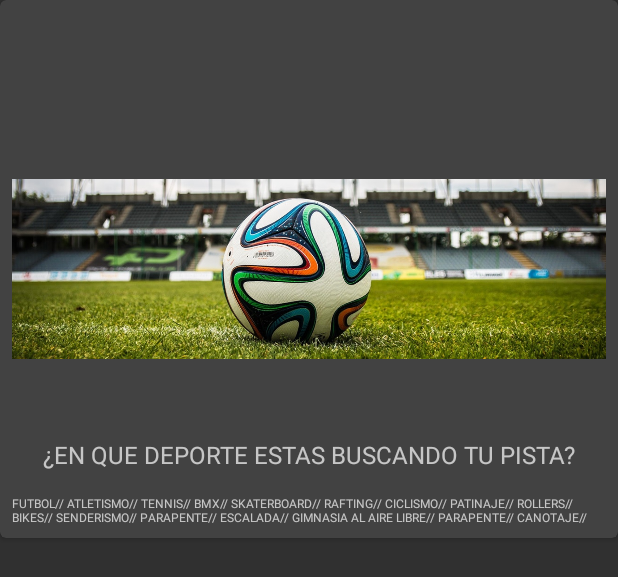
After one commit to Crist-C/MinTicApp, an Android app: the layout cardview_pistasrv.xml on its own in the app's theme, with its tools: preview values and no code run, on a phone screen of 412 x 824 dp. The commit adds this screen. Shown: the top 577 px of the screen. Run offline under Robolectric (Android 15) with nearby library versions, the phone set to English and light mode, and no system bars.

Commit message:
Diana Rodriguez realize la interfaz de pistas.

```diff
--- a/MinTicTesting/app/src/main/AndroidManifest.xml
+++ b/MinTicTesting/app/src/main/AndroidManifest.xml
@@ -9,6 +9,9 @@
         android:roundIcon="@mipmap/ic_launcher_round"
         android:supportsRtl="true"
         android:theme="@style/Theme.MinTicTesting">
+        <activity
+            android:name=".PistasRV"
+            android:exported="false" />
         <activity
             android:name=".regininfoPersonal"
             android:exported="false" />
--- /dev/null
+++ b/MinTicTesting/app/src/main/java/com/example/mintictesting/PistasRV.java
@@ -0,0 +1,14 @@
+package com.example.mintictesting;
+
+import androidx.appcompat.app.AppCompatActivity;
+
+import android.os.Bundle;
+
+public class PistasRV extends AppCompatActivity {
+
+    @Override
+    protected void onCreate(Bundle savedInstanceState) {
+        super.onCreate(savedInstanceState);
+        setContentView(R.layout.activity_pistasrv);
+    }
+}
--- /dev/null
+++ b/MinTicTesting/app/src/main/res/layout/activity_pistasrv.xml
@@ -0,0 +1,18 @@
+<?xml version="1.0" encoding="utf-8"?>
+<androidx.constraintlayout.widget.ConstraintLayout xmlns:android="http://schemas.android.com/apk/res/android"
+    xmlns:app="http://schemas.android.com/apk/res-auto"
+    xmlns:tools="http://schemas.android.com/tools"
+    android:layout_width="match_parent"
+    android:layout_height="match_parent"
+    tools:context=".PistasRV">
+
+    <androidx.recyclerview.widget.RecyclerView
+        android:id="@+id/rv_inicio"
+        android:layout_width="match_parent"
+        android:layout_height="match_parent"
+        app:layout_constraintBottom_toBottomOf="parent"
+        app:layout_constraintEnd_toEndOf="parent"
+        app:layout_constraintStart_toStartOf="parent"
+        app:layout_constraintTop_toTopOf="parent" />
+
+</androidx.constraintlayout.widget.ConstraintLayout>
--- /dev/null
+++ b/MinTicTesting/app/src/main/res/layout/cardview_pistasrv.xml
@@ -0,0 +1,63 @@
+<?xml version="1.0" encoding="utf-8"?>
+<androidx.cardview.widget.CardView xmlns:android="http://schemas.android.com/apk/res/android"
+    xmlns:app="http://schemas.android.com/apk/res-auto"
+    xmlns:tools="http://schemas.android.com/tools"
+    android:id="@+id/cv_pistasrv"
+    android:layout_width="match_parent"
+    android:layout_height="wrap_content"
+    app:cardCornerRadius="@dimen/radius">
+
+    <androidx.constraintlayout.widget.ConstraintLayout
+        android:layout_width="match_parent"
+        android:layout_height="match_parent"
+        android:padding="@dimen/minimo">
+
+
+        <ImageView
+            android:id="@+id/iv_foto"
+            android:layout_width="wrap_content"
+            android:layout_height="120dp"
+            android:layout_marginTop="8dp"
+            android:layout_marginBottom="8dp"
+            android:scaleType="centerCrop"
+            android:src="@drawable/soccerbalon"
+            app:layout_constraintBottom_toBottomOf="parent"
+            app:layout_constraintEnd_toEndOf="parent"
+            app:layout_constraintStart_toStartOf="parent"
+            app:layout_constraintTop_toTopOf="parent" />
+
+
+        <TextView
+            android:id="@+id/tv_nombre"
+            android:layout_width="wrap_content"
+            android:layout_height="wrap_content"
+            android:layout_marginTop="16dp"
+            android:text="@string/nombre"
+            android:textSize="16sp"
+            app:layout_constraintBottom_toBottomOf="parent"
+            app:layout_constraintEnd_toEndOf="parent"
+            app:layout_constraintStart_toStartOf="parent"
+            app:layout_constraintTop_toBottomOf="@id/iv_foto" />
+
+        <TextView
+            android:id="@+id/tv_Caracteristicas"
+            android:layout_width="wrap_content"
+            android:layout_height="wrap_content"
+            android:layout_marginTop="16dp"
+            android:text="@string/Caracteristicas"
+            android:textSize="8dp"
+            app:layout_constraintBottom_toBottomOf="parent"
+            app:layout_constraintEnd_toEndOf="parent"
+            app:layout_constraintStart_toStartOf="parent"
+            app:layout_constraintTop_toBottomOf="@id/tv_nombre" />
+
+
+
+
+
+    </androidx.constraintlayout.widget.ConstraintLayout>
+
+
+
+
+</androidx.cardview.widget.CardView>
--- a/MinTicTesting/app/src/main/res/values/dimens.xml
+++ b/MinTicTesting/app/src/main/res/values/dimens.xml
@@ -5,4 +5,8 @@
     <dimen name="middleUpSpace">24</dimen>
     <dimen name="shortSpace">8dp</dimen>
     <dimen name="xlongSpace">64dp</dimen>
+    <dimen name="minimo">8dp</dimen>
+    <dimen name="radius">4dp</dimen>
+    <dimen name="minimo">8dp</dimen>
+    <dimen name="radius">4dp</dimen>
 </resources>
--- a/MinTicTesting/app/src/main/res/values/strings.xml
+++ b/MinTicTesting/app/src/main/res/values/strings.xml
@@ -10,4 +10,9 @@
     <string name="registroButtonText">Registro</string>
     <string name="rg_nombre_de_usuario">Nombre de Usuario</string>
     <string name="rgcorreo">Correo</string>
+    <string name="nombre">¿EN QUE DEPORTE ESTAS BUSCANDO TU PISTA?</string>
+    <string name="Caracteristicas">FUTBOL//   ATLETISMO//    TENNIS//   BMX//    SKATERBOARD//
+                                   RAFTING//     CICLISMO//     PATINAJE//     ROLLERS//     BIKES//
+                                   SENDERISMO//     PARAPENTE//     ESCALADA//
+                                   GIMNASIA AL AIRE LIBRE//     PARAPENTE//     CANOTAJE//</string>
 </resources>
```
Also changed, not shown: MinTicTesting/app/src/main/res/drawable/soccerbalon.jpg (added).
